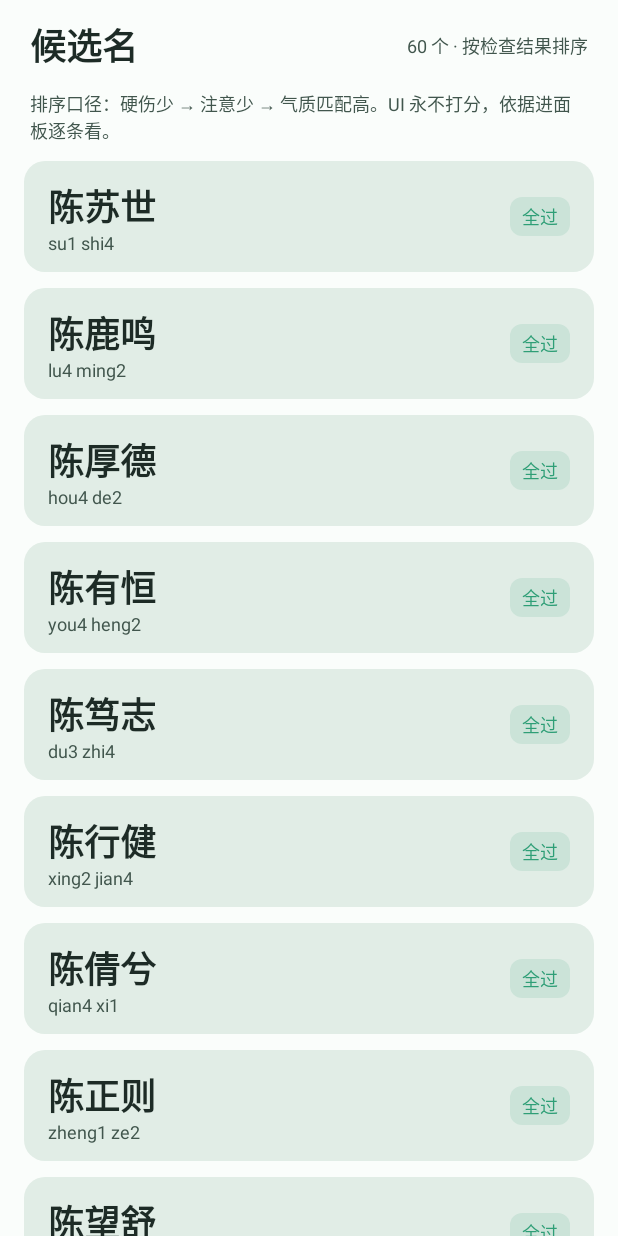
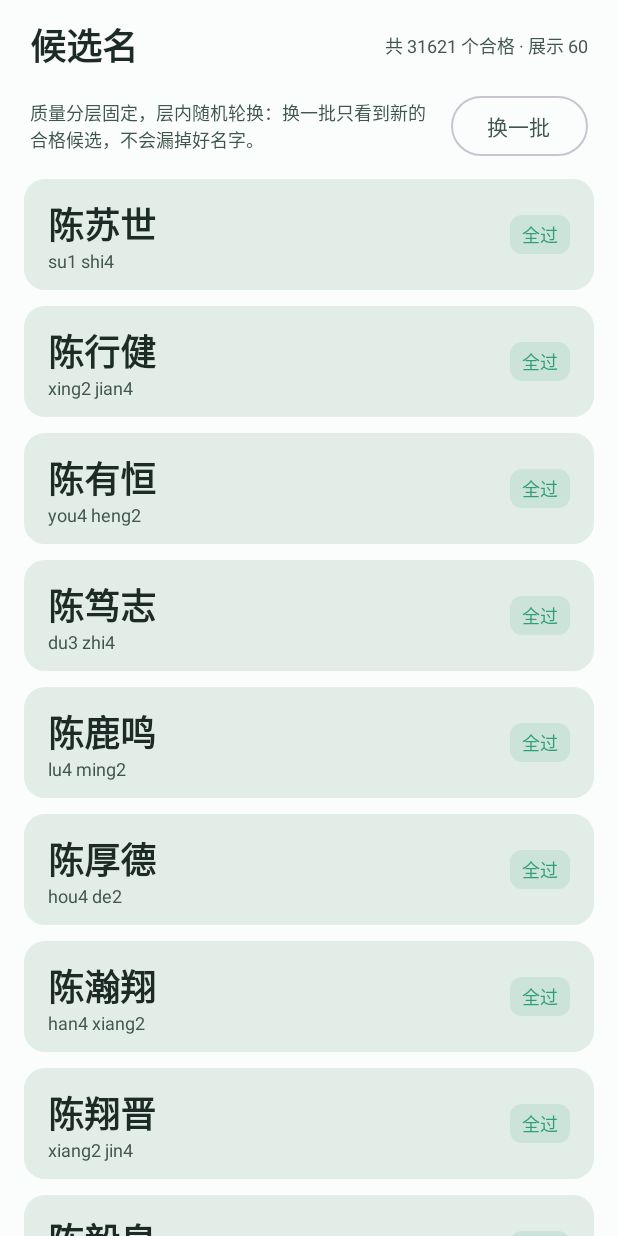
Before and after one commit to benyichan/jiaming, an Android app built with Jetpack Compose: the screen it shows after launch (MainActivity), after a tap on "生成候选名", on a phone screen of 412 x 824 dp. Run offline under Robolectric (Android 15) with nearby library versions, the light colour scheme and no system bars; our stand-ins replace Room's generated code; 3 other taps on this screen came first.

Commit message:
fix: 修复同条件下候选每次完全相同的问题
原因：全组合固定顺序 + 固定口径排序 + 截断，无随机源，同档案永远吐出同一批。

方案：质量分层固定（硬伤/注意/软分档），层内按种子洗牌——
- NamingEngine 拆分 rank()（确定性全量排序）与 sample()（分层随机采样，同 seed 可复现）
- 候选列表新增「换一批」：一次计算缓存，毫秒级换种子重采样，不再重跑生成
- 新增 3 个黄金用例：同 seed 可复现 / 异 seed 换批 / 质量分层不回退

```diff
--- a/app/src/main/java/com/xiaojiaoyin/jiaming/domain/NamingEngine.kt
+++ b/app/src/main/java/com/xiaojiaoyin/jiaming/domain/NamingEngine.kt
@@ -50,21 +50,47 @@ class NamingEngine(
         trendData = trendData,
     )
 
-    fun generate(profile: NamingProfile, limit: Int = 60): List<ScoredCandidate> {
+    fun generate(profile: NamingProfile, limit: Int = 60): List<ScoredCandidate> =
+        sample(rank(profile), limit, seed = System.nanoTime())
+
+    /** 全量按口径排序（FAIL 少 → WARN 少 → 软分高），不截断、不随机——确定性视图 */
+    fun rank(profile: NamingProfile): List<ScoredCandidate> {
         if (profile.surname.isBlank()) return emptyList()
         val ctx = context(profile)
+        val order = compareBy<ScoredCandidate>({ it.failCount }, { it.warnCount }, { -it.softScore })
+        val all = rawCandidates(profile).values.map { cand ->
+            val checks = pipeline.run(cand, ctx)
+            ScoredCandidate(cand, checks, softScore(cand, ctx))
+        }
+        return all.sortedWith(order)
+    }
+
+    private fun rawCandidates(profile: NamingProfile): LinkedHashMap<String, Candidate> {
         val raw = LinkedHashMap<String, Candidate>()
-        // A 典籍（带出处，软分+2）→ B 标签（气质对齐）→ C 字库（兜底多样性）
+        // A 典籍（带出处）→ B 标签（气质对齐）→ C 字库（兜底多样性）
         classicsGen.generate(profile).forEach { raw.putIfAbsent(it.given, it) }
         traitGen.generate(profile).forEach { raw.putIfAbsent(it.given, it) }
         comboGen.generate(profile).forEach { raw.putIfAbsent(it.given, it) }
+        return raw
+    }
 
-        val order = compareBy<ScoredCandidate>({ it.failCount }, { it.warnCount }, { -it.softScore })
-        val all = raw.values.map { cand ->
-            val checks = pipeline.run(cand, ctx)
-            ScoredCandidate(cand, checks, softScore(cand, ctx))
+    companion object {
+        /** 软分分档粒度：同档内部随机轮换，档间保持质量排序 */
+        const val SOFT_BUCKET = 3
+
+        /**
+         * 分层随机采样：质量分层（fail/warn/软分档）固定，层内顺序按 seed 洗牌。
+         * 同 seed 结果可复现；不同 seed 每次换一批——回应「每次都一样」。
+         */
+        fun sample(ranked: List<ScoredCandidate>, limit: Int, seed: Long): List<ScoredCandidate> {
+            val rnd = kotlin.random.Random(seed)
+            return ranked
+                .groupBy { Triple(it.failCount, it.warnCount, it.softScore / SOFT_BUCKET) }
+                .toList()
+                .sortedWith(compareBy({ it.first.first }, { it.first.second }, { -it.first.third }))
+                .flatMap { (_, group) -> group.shuffled(rnd) }
+                .take(limit)
         }
-        return all.sortedWith(order).take(limit)
     }
 
     /** 单名体检：「测名」入口——用户自拟名字跑同一套管线 */
--- a/app/src/main/java/com/xiaojiaoyin/jiaming/ui/CandidatesScreen.kt
+++ b/app/src/main/java/com/xiaojiaoyin/jiaming/ui/CandidatesScreen.kt
@@ -18,6 +18,7 @@ import androidx.compose.foundation.shape.RoundedCornerShape
 import androidx.compose.material3.Card
 import androidx.compose.material3.CircularProgressIndicator
 import androidx.compose.material3.MaterialTheme
+import androidx.compose.material3.OutlinedButton
 import androidx.compose.material3.Text
 import androidx.compose.runtime.Composable
 import androidx.compose.runtime.getValue
@@ -45,21 +46,31 @@ fun CandidatesScreen(vm: MainViewModel, onOpen: (String) -> Unit) {
             Text("候选名", style = MaterialTheme.typography.headlineSmall, modifier = Modifier.weight(1f))
             if (generating) {
                 CircularProgressIndicator(Modifier.size(20.dp), strokeWidth = 2.dp)
-                Spacer(Modifier.height(0.dp))
             } else {
                 Text(
-                    "${list.size} 个 · 按检查结果排序",
+                    "共 ${vm.rankedSize()} 个合格 · 展示 ${list.size}",
                     style = MaterialTheme.typography.labelMedium,
                     color = MaterialTheme.colorScheme.onSurfaceVariant,
                 )
             }
         }
-        Text(
-            "排序口径：硬伤少 → 注意少 → 气质匹配高。UI 永不打分，依据进面板逐条看。",
-            style = MaterialTheme.typography.labelMedium,
-            color = MaterialTheme.colorScheme.onSurfaceVariant,
-            modifier = Modifier.padding(horizontal = 20.dp),
-        )
+        Row(
+            Modifier
+                .fillMaxWidth()
+                .padding(horizontal = 20.dp),
+            verticalAlignment = Alignment.CenterVertically,
+            horizontalArrangement = Arrangement.spacedBy(10.dp),
+        ) {
+            Text(
+                "质量分层固定，层内随机轮换：换一批只看到新的合格候选，不会漏掉好名字。",
+                style = MaterialTheme.typography.labelMedium,
+                color = MaterialTheme.colorScheme.onSurfaceVariant,
+                modifier = Modifier.weight(1f),
+            )
+            if (!generating && vm.canShuffle) {
+                OutlinedButton(onClick = { vm.shuffle() }) { Text("换一批") }
+            }
+        }
         Spacer(Modifier.height(6.dp))
         LazyColumn(Modifier.fillMaxSize(), contentPadding = androidx.compose.foundation.layout.PaddingValues(bottom = 24.dp)) {
             items(list, key = { it.candidate.given }) { item ->
--- a/app/src/main/java/com/xiaojiaoyin/jiaming/ui/MainViewModel.kt
+++ b/app/src/main/java/com/xiaojiaoyin/jiaming/ui/MainViewModel.kt
@@ -9,6 +9,7 @@ import com.xiaojiaoyin.jiaming.data.db.FavoriteEntity
 import com.xiaojiaoyin.jiaming.data.db.ProfileEntity
 import com.xiaojiaoyin.jiaming.data.db.VoteEntity
 import com.xiaojiaoyin.jiaming.data.prefs.SettingsStore
+import com.xiaojiaoyin.jiaming.domain.NamingEngine
 import com.xiaojiaoyin.jiaming.domain.model.CheckResult
 import com.xiaojiaoyin.jiaming.domain.model.NamingProfile
 import com.xiaojiaoyin.jiaming.domain.model.ScoredCandidate
@@ -23,6 +24,7 @@ import kotlinx.serialization.builtins.ListSerializer
 import kotlinx.serialization.builtins.serializer
 import kotlinx.serialization.encodeToString
 import kotlinx.serialization.json.Json
+import kotlin.random.Random
 
 @Serializable
 data class ExportBundle(
@@ -65,6 +67,10 @@ class MainViewModel(
         private set
     var generating by mutableStateOf(false)
         private set
+    var canShuffle by mutableStateOf(false)
+        private set
+
+    private var rankedCache: List<ScoredCandidate> = emptyList()
 
     fun saveProfile(p: NamingProfile) {
         scope.launch { db.profileDao().upsert(ProfileEntity.fromDomain(p)) }
@@ -73,10 +79,22 @@ class MainViewModel(
     fun generate(p: NamingProfile) {
         scope.launch {
             generating = true
-            candidates = withContext(Dispatchers.Default) { assets.engine.generate(p) }
+            // 重计算只做一次（秒级）；「换一批」在缓存上毫秒级重新采样
+            rankedCache = withContext(Dispatchers.Default) { assets.engine.rank(p) }
             generating = false
+            canShuffle = rankedCache.size > candidates.size
+            shuffle()
         }
     }
+
+    /** 换一批：同一批合格候选的层内随机轮换，质量分层不变 */
+    fun shuffle() {
+        if (rankedCache.isEmpty()) return
+        candidates = NamingEngine.sample(rankedCache, limit = 60, seed = Random.nextLong())
+        canShuffle = rankedCache.size > candidates.size
+    }
+
+    fun rankedSize(): Int = rankedCache.size
 
     fun evaluate(p: NamingProfile, given: String): ScoredCandidate? = assets.engine.evaluate(p, given)
 
```
Also changed, not shown: 1 other file.
